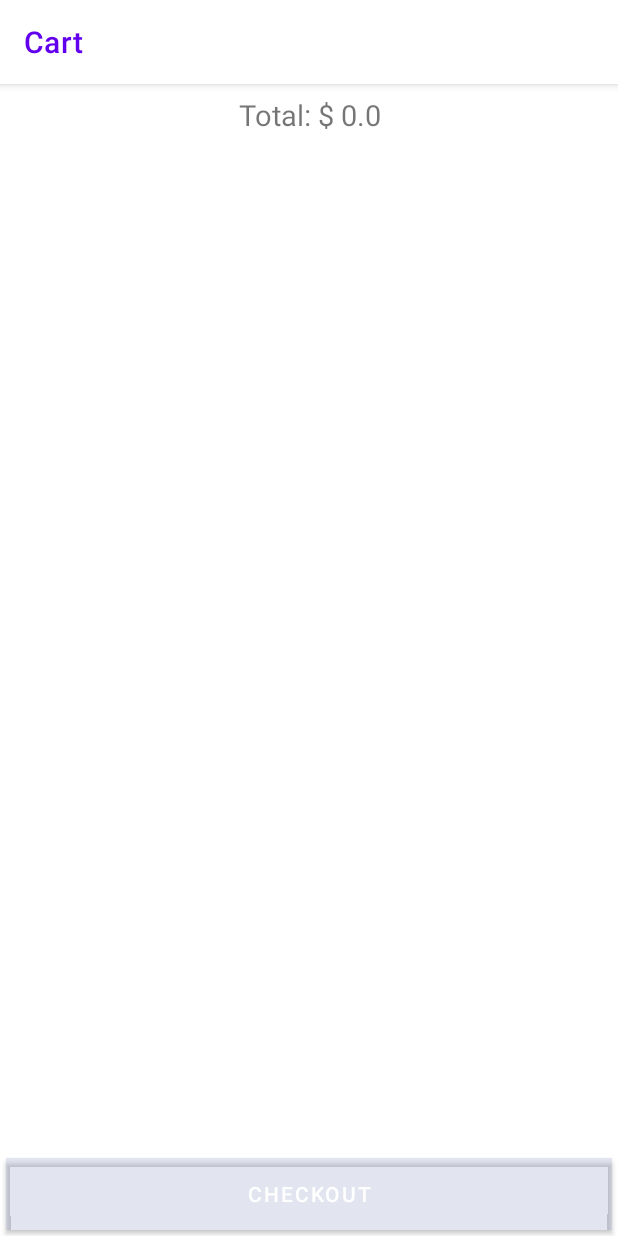
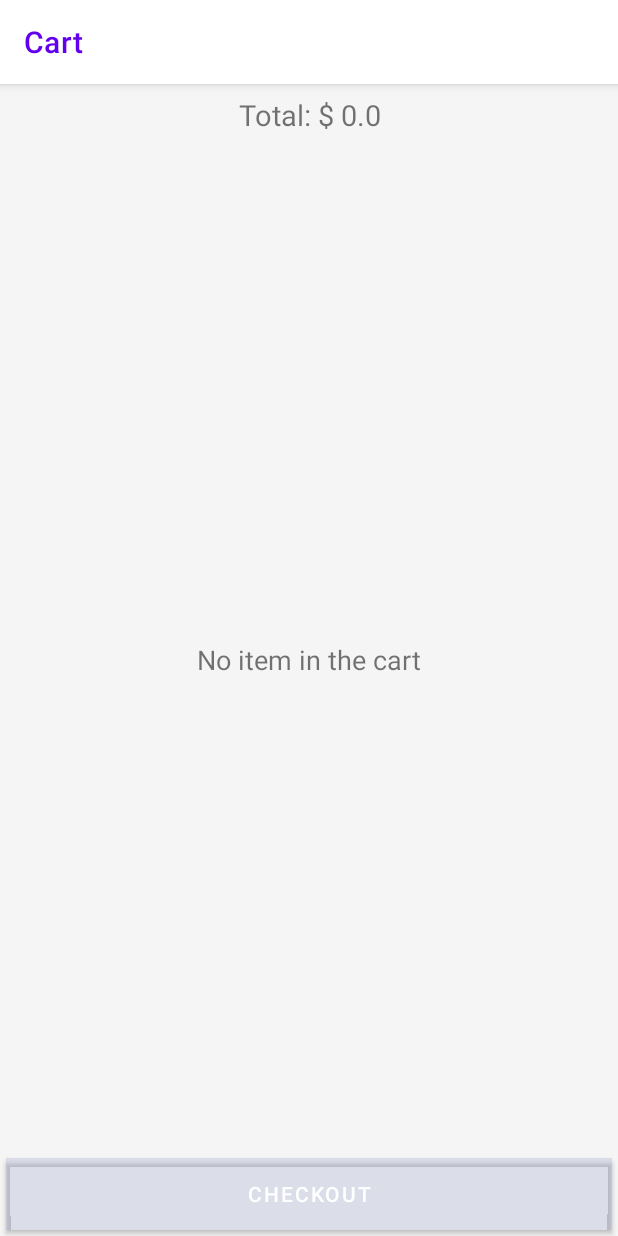
Before and after one commit to anshu-malini/FakeStoreApiExample, an Android app: the CartActivity screen opened directly, with no data from a screen before it, on a phone screen of 412 x 824 dp. Run offline under Robolectric (Android 15) with nearby library versions, the phone set to English and light mode, and no system bars; our stand-ins replace Room's generated code.

Commit message:
Cart update

```diff
--- a/app/src/main/java/com/am/fakestoreapp/model/ProductsItem.kt
+++ b/app/src/main/java/com/am/fakestoreapp/model/ProductsItem.kt
@@ -1,6 +1,5 @@
 package com.am.fakestoreapp.model
 
-import android.os.Parcelable
 import androidx.room.ColumnInfo
 import androidx.room.Entity
 import androidx.room.PrimaryKey
@@ -11,7 +10,10 @@ data class ProductsItem(
     @PrimaryKey(autoGenerate = true) var _autoId: Int = 0,
 
     @ColumnInfo(name = "qty")
-    @SerializedName("qty") var qty: Int? = null,
+    @SerializedName("qty") var qty: Int? = 0,
+
+    @ColumnInfo(name = "totalPrice")
+    @SerializedName("totalPrice") var totalPrice: Double = 0.0,
 
     @ColumnInfo(name = "image")
     @field:SerializedName("image")
--- a/app/src/main/java/com/am/fakestoreapp/room/AppDatabase.kt
+++ b/app/src/main/java/com/am/fakestoreapp/room/AppDatabase.kt
@@ -6,9 +6,8 @@ import androidx.room.Room
 import androidx.room.RoomDatabase
 import com.am.fakestoreapp.model.ProductsItem
 
-@Database(entities = [ProductsItem::class], version = 1, exportSchema = false)
+@Database(entities = [ProductsItem::class], version = 1)
 abstract class AppDatabase : RoomDatabase() {
-    abstract fun getCartItem(): List<ProductsItem>
     abstract fun cartDao(): CartDao
 
     companion object {
@@ -19,9 +18,9 @@ abstract class AppDatabase : RoomDatabase() {
         fun getDatabase(context: Context): AppDatabase {
             return INSTANCE ?: synchronized(this) {
                 val instance = Room.databaseBuilder(
-                    context.applicationContext,
+                    context,
                     AppDatabase::class.java,
-                    "cart_database"
+                    "am_cart_database"
                 ).build()
                 INSTANCE = instance
                 instance
--- a/app/src/main/java/com/am/fakestoreapp/room/CartDao.kt
+++ b/app/src/main/java/com/am/fakestoreapp/room/CartDao.kt
@@ -4,22 +4,22 @@ import androidx.room.*
 import com.am.fakestoreapp.model.ProductsItem
 
 @Dao
-abstract class CartDao {
+interface CartDao {
     @Query("SELECT * FROM Product_Item_Table ORDER BY price ASC")
-    abstract suspend fun getAllCartItem(): List<ProductsItem>
+    fun getAllCartItem(): List<ProductsItem>
 
     @Insert(onConflict = OnConflictStrategy.IGNORE)
-    abstract suspend fun insert(item: ProductsItem)
+    fun insert(item: ProductsItem)
 
     @Query("DELETE FROM Product_Item_Table")
-    abstract suspend fun deleteAll()
+    fun deleteAll()
 
     @Query("DELETE FROM Product_Item_Table where id=:productId ")
-    abstract suspend fun deleteOneItem(productId: Int?)
+    fun deleteOneItem(productId: Int?)
 
     @Query("Select exists(Select id from Product_Item_Table where id=:productId)")
-    abstract fun exists(productId: Int?): Boolean
+    fun exists(productId: Int?): Boolean
 
     @Update
-    abstract fun update(productsItem: ProductsItem)
+    fun update(productsItem: ProductsItem)
 }
--- a/app/src/main/java/com/am/fakestoreapp/ui/CartActivity.kt
+++ b/app/src/main/java/com/am/fakestoreapp/ui/CartActivity.kt
@@ -18,20 +18,13 @@ import kotlinx.coroutines.launch
 class CartActivity : AppCompatActivity(), HomeContract.IView {
     var totalAmount: Double = 0.0
 
-//    private val presenter =
-//        HomePresenter(this, ProductService())
-
     override fun onCreate(savedInstanceState: Bundle?) {
         super.onCreate(savedInstanceState)
         setContentView(R.layout.cart_activity)
         initUI()
         reloadData()
-//        swipeRefreshLayout.setOnRefreshListener {
-//            reloadData()
-//            swipeRefreshLayout.isRefreshing = false
-//        }
 
-        GlobalScope.launch(Dispatchers.Main) {
+        GlobalScope.launch {
             success(AppDatabase.getDatabase(this@CartActivity).cartDao().getAllCartItem())
         }
     }
@@ -44,12 +37,12 @@ class CartActivity : AppCompatActivity(), HomeContract.IView {
 
     override fun reloadData() {
         isShowProgress(true)
-//        presenter.getProductList()
     }
 
-    override fun success(list: List<ProductsItem>?) {
+    override fun success(itemList: List<ProductsItem>?) {
         isShowProgress(false)
-        if (list != null) {
+        if (itemList != null && itemList.isNotEmpty()) {
+            val list = itemList.toMutableList()
             total.text = "Total: $ ${calculateTotal(list)}"
 
             noItem.visibility = View.GONE
@@ -58,48 +51,72 @@ class CartActivity : AppCompatActivity(), HomeContract.IView {
                 layoutManager = LinearLayoutManager(this@CartActivity)
                 adapter = CartAdapter(
                     this@CartActivity,
-                    list.sortedBy { it.price }) { productsItem: ProductsItem, i: Int ->
-                    adapter?.notifyItemRemoved(i)
-                    GlobalScope.launch(Dispatchers.Main) {
+                    list
+                ) { productsItem: ProductsItem, actionStr: String ->
+                    updateTotal(productsItem, actionStr)
+                    GlobalScope.launch {
+                        when (actionStr) {
+                            "CANCEL" -> {
                                 AppDatabase.getDatabase(this@CartActivity).cartDao()
                                     .deleteOneItem(productsItem.id)
+
+                            }
+                            "ADD", "REMOVE" -> {
+                                AppDatabase.getDatabase(this@CartActivity).cartDao()
+                                    .update(productsItem)
+
                             }
                         }
-//                adapter = CartAdapter(this@CartActivity, list.sortedBy { it.price }) {
-//
-//                    adapter?.notifyItemRemoved(9)
-//                    startActivity(
-//                        Intent(
-//                            this@CartActivity,
-//                            ProductDetails::class.java
-//                        ).apply { putExtra(INTENT_PRODUCT_ID, it.id) })
-//                }
+                    }
+                }
             }
         } else {
             showEmpty()
         }
     }
 
-    fun calculateTotal(list: List<ProductsItem>): Double {
+    fun calculateTotal(list: List<ProductsItem>): String {
         for (item in list) {
+            totalAmount += item.totalPrice
+        }
+        return String.format("%,.2f", totalAmount)
+    }
+
+    fun updateTotal(item: ProductsItem, actionStr: String) {
+        when (actionStr) {
+            "CANCEL" -> {
+                totalAmount -= item.price!! * item.qty!!
+            }
+            "ADD" -> {
                 totalAmount += item.price!!
             }
-        return totalAmount
+            "REMOVE" -> {
+                totalAmount -= item.price!!
+            }
+        }
+        if (totalAmount < 0) {
+            totalAmount = 0.0
+            showEmpty()
+        }
+        total.text = "Total: $ ${String.format("%,.2f", totalAmount)}"
+
     }
 
     override fun showEmpty() {
+        GlobalScope.launch(Dispatchers.Main) {
             isShowProgress(false)
             noItem.visibility = View.VISIBLE
             recyclerView.visibility = View.GONE
         }
+    }
 
     override fun isShowProgress(showProgress: Boolean) {
+        GlobalScope.launch(Dispatchers.Main) {
             if (showProgress) {
                 progressDot.visibility = View.VISIBLE
-            progressDot.startAnimation()
             } else {
-            progressDot.stopAnimation()
                 progressDot.visibility = View.GONE
             }
         }
     }
+}
--- a/app/src/main/java/com/am/fakestoreapp/ui/HomeActivity.kt
+++ b/app/src/main/java/com/am/fakestoreapp/ui/HomeActivity.kt
@@ -11,9 +11,12 @@ import com.am.fakestoreapp.adapter.HomeAdapter
 import com.am.fakestoreapp.model.ProductsItem
 import com.am.fakestoreapp.mvp.home.HomeContract
 import com.am.fakestoreapp.mvp.home.HomePresenter
+import com.am.fakestoreapp.room.AppDatabase
 import com.am.fakestoreapp.service.ProductService
 import com.am.fakestoreapp.utils.INTENT_PRODUCT_ID
 import kotlinx.android.synthetic.main.home_activity.*
+import kotlinx.coroutines.GlobalScope
+import kotlinx.coroutines.launch
 
 class HomeActivity : AppCompatActivity(), HomeContract.IView {
     private val presenter =
@@ -32,6 +35,7 @@ class HomeActivity : AppCompatActivity(), HomeContract.IView {
 
     override fun initUI() {
         cartImg.setOnClickListener {
+            startActivity(Intent(this, CartActivity::class.java))
             Toast.makeText(this, "Cart clicked", Toast.LENGTH_SHORT).show()
         }
     }
--- a/app/src/main/res/layout/cart_activity.xml
+++ b/app/src/main/res/layout/cart_activity.xml
@@ -4,6 +4,7 @@
     xmlns:tools="http://schemas.android.com/tools"
     android:layout_width="match_parent"
     android:layout_height="match_parent"
+    android:background="@color/offWhite"
     android:orientation="vertical">
 
     <com.google.android.material.appbar.AppBarLayout
@@ -46,7 +47,7 @@
             android:backgroundTint="@color/purple_200"
             android:gravity="center"
             android:padding="2dp"
-            android:text="Total: $ 200.20"
+            android:text="Total: $ 0.0"
             android:textSize="19sp" />
 
         <androidx.recyclerview.widget.RecyclerView
@@ -62,7 +63,7 @@
             android:layout_height="wrap_content"
             android:layout_centerHorizontal="true"
             android:layout_centerVertical="true"
-            android:text="No Item Found"
+            android:text="No item in the cart"
             android:textSize="18sp"
             android:visibility="gone" />
 
--- a/app/src/main/res/layout/cart_item.xml
+++ b/app/src/main/res/layout/cart_item.xml
@@ -81,7 +81,7 @@
                         android:background="@color/black" />
 
                     <TextView
-                        android:id="@+id/qty"
+                        android:id="@+id/qtyTV"
                         android:layout_width="0dp"
                         android:layout_height="match_parent"
                         android:layout_gravity="center"
--- a/gradle.properties
+++ b/gradle.properties
@@ -19,3 +19,5 @@ android.useAndroidX=true
 android.enableJetifier=true
 # Kotlin code style for this project: "official" or "obsolete":
 kotlin.code.style=official
+kapt.use.worker.api=false
+kapt.incremental.apt=false
```
Also changed, not shown: app/build.gradle (+7 -3 lines), app/src/main/java/com/am/fakestoreapp/adapter/CartAdapter.kt (+33 -13 lines), app/src/main/java/com/am/fakestoreapp/model/Response.java (deleted, +0 -18 lines), app/src/main/java/com/am/fakestoreapp/model/ResponseItem.java (deleted, +0 -72 lines), app/src/main/java/com/am/fakestoreapp/mvp/details/DetailsPresenter.kt (+11 -9 lines), app/src/main/java/com/am/fakestoreapp/room/DatabaseClient.kt (deleted, +0 -26 lines), app/src/main/java/com/am/fakestoreapp/room/model/ProductItemTable.kt (deleted, +0 -17 lines), app/src/main/java/com/am/fakestoreapp/ui/ProductDetails.kt (+9 -6 lines). Lines whose indentation alone changed are shown as unchanged.
